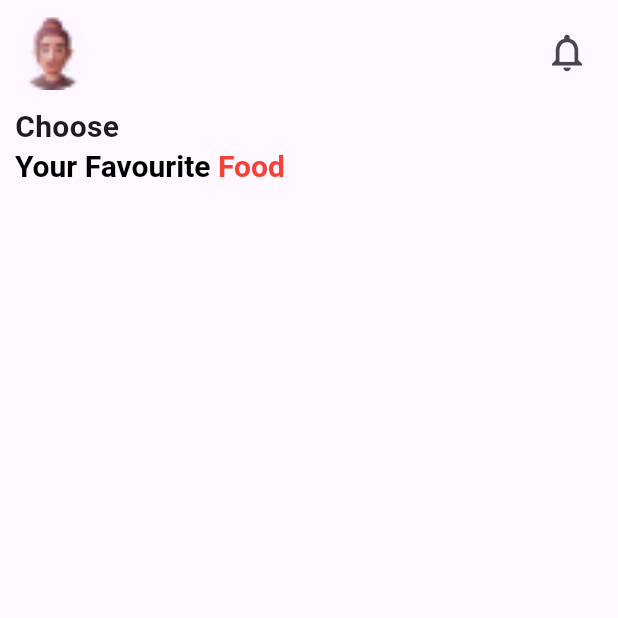
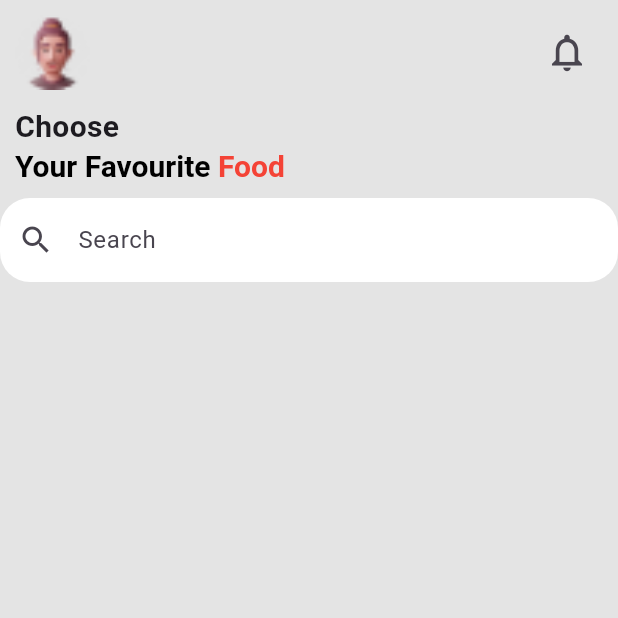
Before and after one commit to ibnRizk/snacksy, a Flutter app: the screen it shows after launch, on a phone screen of 412 x 824 dp, the top half of it. Run offline on Flutter 3.47's test engine with Material 3 defaults, Android fonts, the phone set to English and light mode, and no system bars.

Commit message:
create text field

```diff
--- a/lib/home.dart
+++ b/lib/home.dart
@@ -1,6 +1,7 @@
 import 'package:flutter/material.dart';
 import 'package:snacksy/constant.dart';
 import 'package:snacksy/widgets/app_header.dart';
+import 'package:snacksy/widgets/search_area.dart';
 
 class Home extends StatelessWidget {
   const Home({super.key});
@@ -8,11 +9,14 @@ class Home extends StatelessWidget {
   @override
   Widget build(BuildContext context) {
     return Scaffold(
-      body: SizedBox(
+      body: Container(
         width: width(context),
         height: height(context),
+        color: const Color.fromARGB(255, 228, 228, 228),
         child: SafeArea(
-          child: Column(children: [AppHeader()]),
+          child: Column(
+            children: [AppHeader(), SearchArea()],
+          ),
         ),
       ),
     );
--- /dev/null
+++ b/lib/widgets/search_area.dart
@@ -0,0 +1,31 @@
+import 'package:flutter/material.dart';
+
+class SearchArea extends StatelessWidget {
+  const SearchArea({super.key});
+
+  @override
+  Widget build(BuildContext context) {
+    return Row(
+      children: [
+        Expanded(
+          child: Container(
+            decoration: BoxDecoration(
+              color: Colors.white,
+              borderRadius: BorderRadius.circular(20),
+            ),
+            child: TextField(
+              decoration: InputDecoration(
+                border: OutlineInputBorder(
+                  borderRadius: BorderRadius.circular(20),
+                  borderSide: BorderSide.none,
+                ),
+                hintText: "Search",
+                prefixIcon: Icon(Icons.search),
+              ),
+            ),
+          ),
+        ),
+      ],
+    );
+  }
+}
```
